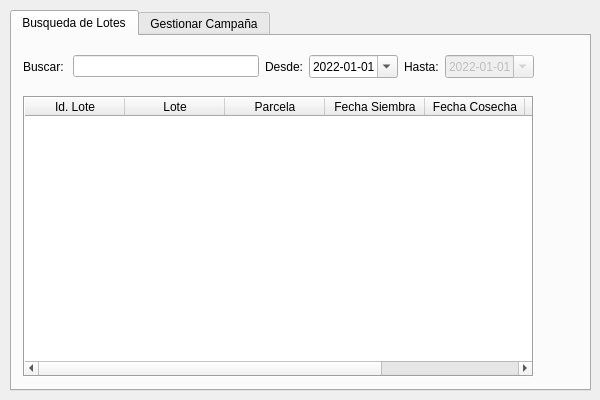
Old version of the form ui/dialogs/loteparcela_dialog.ui in the repository franciscocontreras93/agrae.
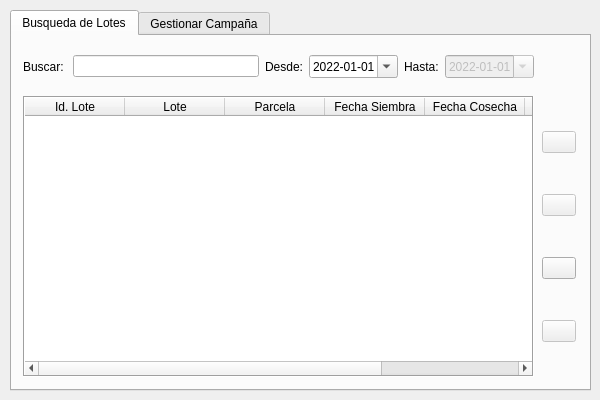
New version of the form. The open tabs and pages were chosen to show the change.

What changed in the file:
```diff
--- a/ui/dialogs/loteparcela_dialog.ui
+++ b/ui/dialogs/loteparcela_dialog.ui
@@ -214,7 +214,7 @@
        <x>530</x>
        <y>60</y>
        <width>34</width>
-       <height>211</height>
+       <height>281</height>
       </rect>
      </property>
      <layout class="QVBoxLayout" name="verticalLayout">
@@ -230,7 +230,7 @@
          <string/>
         </property>
         <property name="flat">
-         <bool>true</bool>
+         <bool>false</bool>
         </property>
        </widget>
       </item>
@@ -246,8 +246,24 @@
          <string/>
         </property>
         <property name="flat">
+         <bool>false</bool>
+        </property>
+       </widget>
+      </item>
+      <item>
+       <widget class="QPushButton" name="btn_campania">
+        <property name="enabled">
          <bool>true</bool>
         </property>
+        <property name="toolTip">
+         <string>Añadir Lote al Mapa</string>
+        </property>
+        <property name="text">
+         <string/>
+        </property>
+        <property name="flat">
+         <bool>false</bool>
+        </property>
        </widget>
       </item>
       <item>
@@ -262,7 +278,7 @@
          <string/>
         </property>
         <property name="flat">
-         <bool>true</bool>
+         <bool>false</bool>
         </property>
        </widget>
       </item>
```
Left out of the diff: 21 changed lines with no effect on the pictures.
